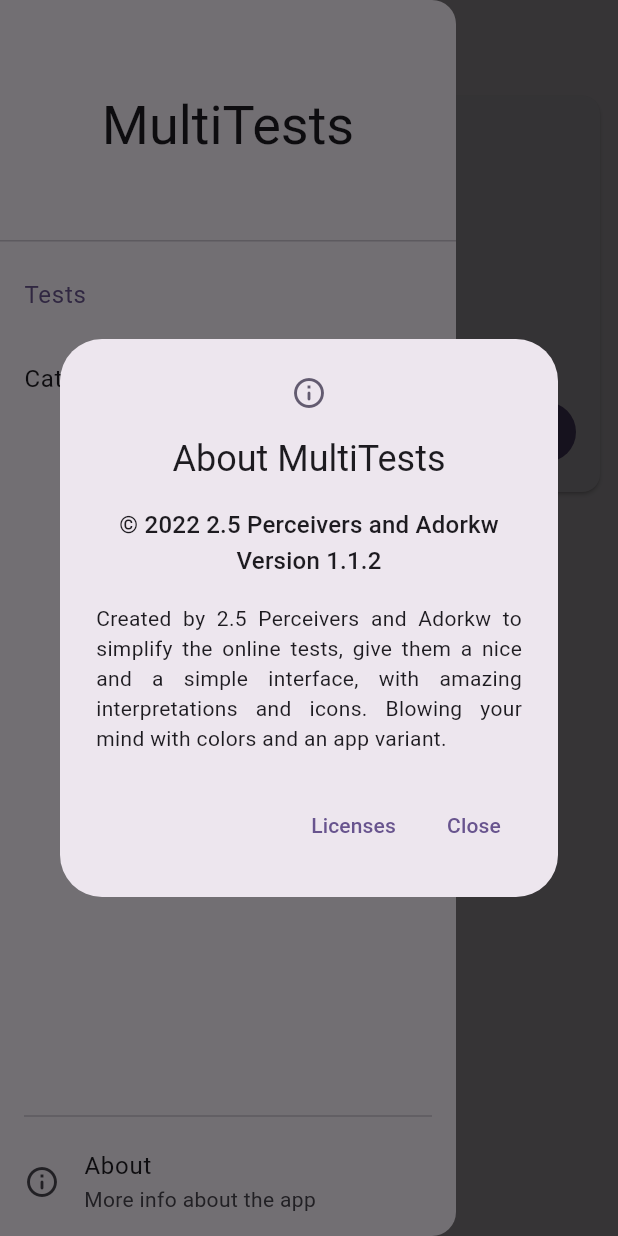
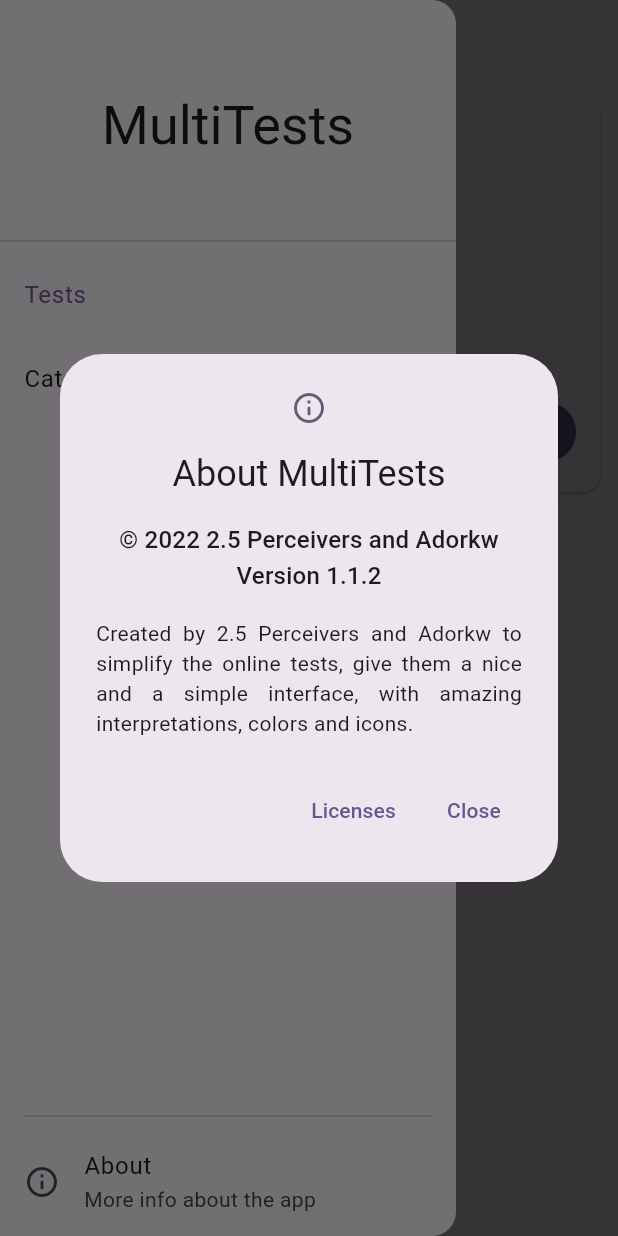
Before and after one commit to 2-5-perceivers/multitests, a Flutter app: the screen it shows after launch, in the side drawer, after a tap on "About", on a phone screen of 412 x 824 dp. Run offline on Flutter 3.47's test engine with Material 2 defaults, Android fonts, the phone set to English and light mode, and no system bars; drawn by our look-alikes of dynamic_color; our stand-ins replace go_router; missing offline and left inert: dart:html, share_plus_dialog.

Commit message:
Fixed text mistakes

```diff
--- a/lib/tests/purity_test.dart
+++ b/lib/tests/purity_test.dart
@@ -213,7 +213,7 @@ Test purityTest = Test(
   ],
   testDataCollections: [],
   testSuggestions: [
-    'Do this test ONLY IF YOU HAVE AT LEAST 16 YEARS',
+    'Do this test ONLY IF YOU ARE AT LEAST 16 YEARS OLD',
     'Click on every item you have done.',
     'Take your time, and answer truthfully!',
     'MPS stands for Member of the Preferred Sex.',
--- a/lib/widgets/multitests_about_widgets.dart
+++ b/lib/widgets/multitests_about_widgets.dart
@@ -31,8 +31,7 @@ class MultiTestsAboutDialog extends StatelessWidget {
             Text(
               'Created by 2.5 Perceivers and Adorkw to simplify the '
               'online tests, give them a nice and a simple interface, with '
-              'amazing interpretations and icons. Blowing your mind with '
-              'colors and an app variant.',
+              'amazing interpretations, colors and icons.',
               style: theme.textTheme.bodyMedium!.copyWith(
                 color: theme.colorScheme.onSurface,
               ),
```
